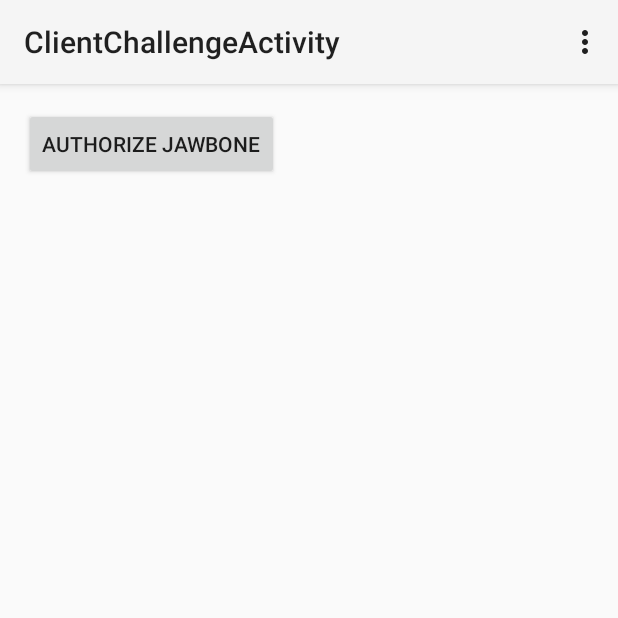
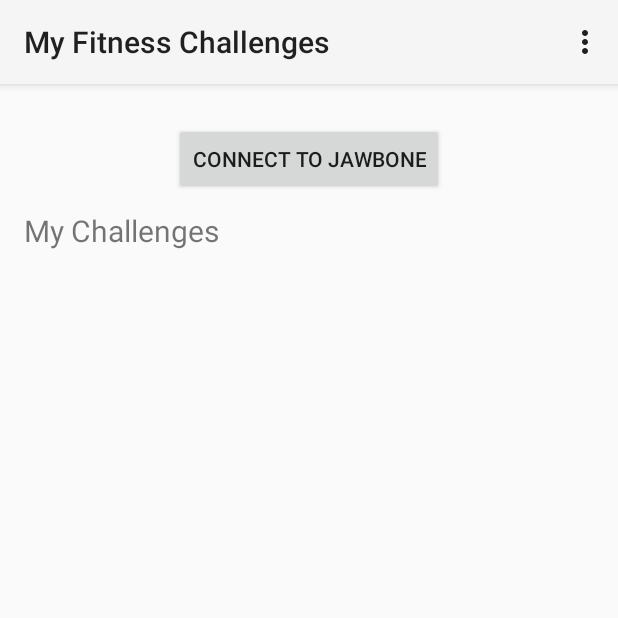
Before and after one commit to algard/Nimbus, an Android app: the ClientChallengeActivity screen opened directly, with no data from a screen before it, on a phone screen of 412 x 824 dp, the top half of it. Run offline under Robolectric (Android 15) with nearby library versions, the phone set to English and light mode, and no system bars; libraries missing offline, so code that uses them is left out: retrofit.client.

Commit message:
initial getChallengesForUser in repo

```diff
--- a/app/src/main/java/planetexpress/nimbus/MindbodyRepository.java
+++ b/app/src/main/java/planetexpress/nimbus/MindbodyRepository.java
@@ -44,4 +44,8 @@
         });
         return new ArrayList<>();
     }
+
+    public static ArrayList<Challenge> getChallengesForUser(String mClientID) {
+
+    }
 }
--- a/app/src/main/java/planetexpress/nimbus/activities/ClientChallengeActivity.java
+++ b/app/src/main/java/planetexpress/nimbus/activities/ClientChallengeActivity.java
@@ -20,6 +20,8 @@
 
 import java.util.ArrayList;
 
+import planetexpress.nimbus.Challenge;
+import planetexpress.nimbus.MindbodyRepository;
 import planetexpress.nimbus.R;
 
 
@@ -37,9 +39,12 @@
 
     private ArrayList<UpPlatformSdkConstants.UpPlatformAuthScope> authScope;
 
+    private String mClientID = "david";
+
     @Override
     protected void onCreate(Bundle savedInstanceState) {
         super.onCreate(savedInstanceState);
+        getActionBar().setTitle("My Fitness Challenges");
         setContentView(R.layout.activity_client_challenge);
 
         // Set required levels of permissions here, for demonstration purpose
@@ -55,6 +60,13 @@
                 startActivityForResult(intent, UpPlatformSdkConstants.JAWBONE_AUTHORIZE_REQUEST_CODE);
             }
         });
+    }
+
+    private void setupChallengeList(){
+        ArrayList<Challenge> userChallenges = MindbodyRepository.getChallengesForUser(mClientID);
+
+
+
     }
 
     @Override
--- a/app/src/main/res/layout/activity_client_challenge.xml
+++ b/app/src/main/res/layout/activity_client_challenge.xml
@@ -12,6 +12,24 @@
         android:id="@+id/authorizeButton"
         android:layout_width="wrap_content"
         android:layout_height="wrap_content"
-        android:text="Authorize Jawbone"/>
+        android:layout_centerHorizontal="true"
+        android:text="Connect To Jawbone"
+        android:layout_margin="10dp"/>
+
+    <TextView
+        android:id="@+id/header"
+        android:layout_below="@+id/authorizeButton"
+        android:layout_width="wrap_content"
+        android:layout_height="wrap_content"
+        android:textSize="20sp"
+        android:text="My Challenges"/>
+
+    <ListView
+        android:id="@+id/challenge_list"
+        android:layout_below="@+id/header"
+        android:layout_width="wrap_content"
+        android:layout_height="wrap_content">
+
+    </ListView>
 
 </RelativeLayout>
```
